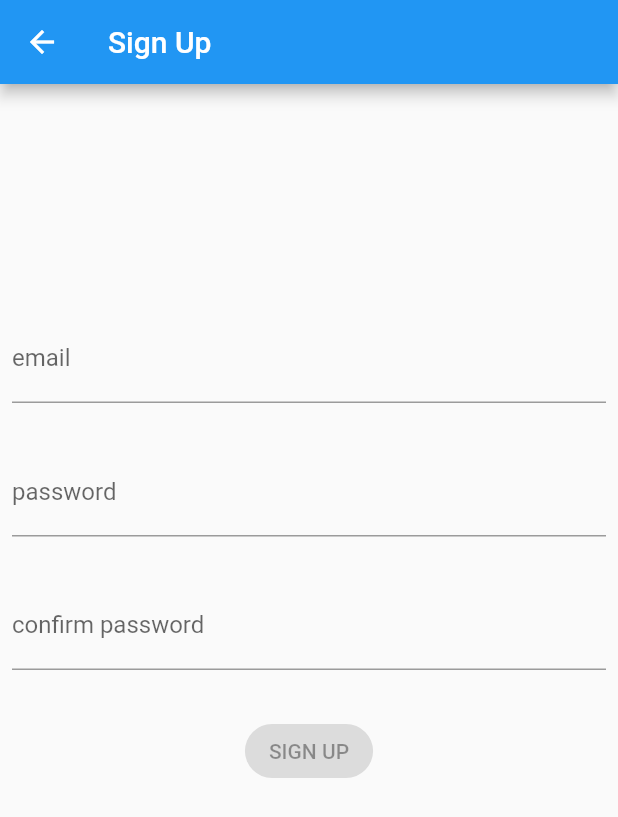
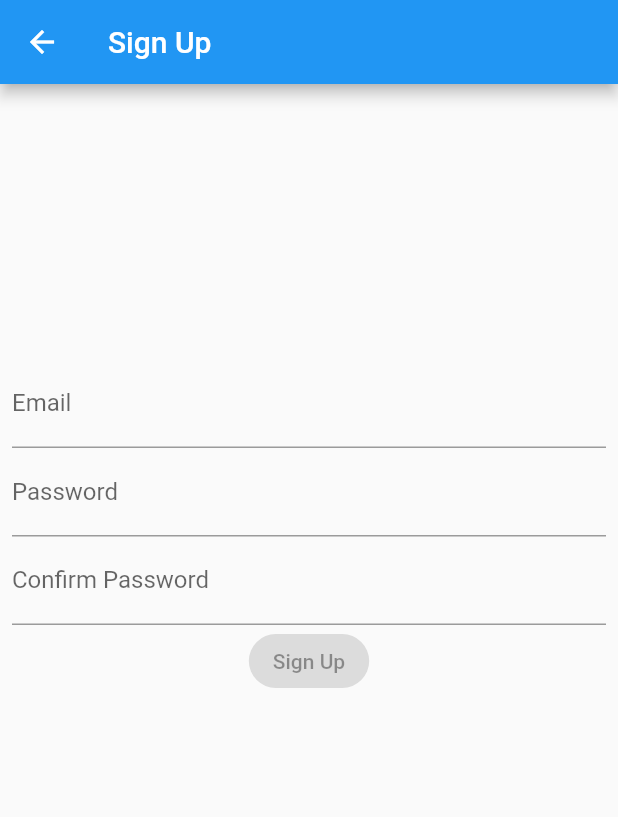
Before and after one commit to PTLam25/Flutter-Auth-App, a Flutter app: the SignUpView screen opened directly, on a phone screen of 412 x 824 dp. Shown: the top 817 px of the screen. Run offline on Flutter 3.47's test engine with Material 2 defaults, Android fonts, the phone set to English and light mode, and no system bars; our stand-ins replace bloc, equatable, firebase_auth, firebase_core, flutter_bloc, flutter_signin_button and 3 more; missing offline and left inert: firebase_auth_web, firebase_core_web, flow_builder, flutter_login_facebook, google_sign_in_web, pedantic and 1 more; accounts and stored records are empty; network calls fail.

Commit message:
little changes

```diff
--- a/lib/app/data/repositories/authentication_repository.dart
+++ b/lib/app/data/repositories/authentication_repository.dart
@@ -98,7 +98,7 @@ class AuthenticationRepository {
           await _firebaseAuth.signInWithCredential(authCredential);
           break;
         case FacebookLoginStatus.cancel:
-          break;
+          throw LogInWithFacebookFailure();
         case FacebookLoginStatus.error:
           throw LogInWithFacebookFailure();
       }
--- a/lib/app/modules/auth/change_password/cubit/change_password_state.dart
+++ b/lib/app/modules/auth/change_password/cubit/change_password_state.dart
@@ -1,6 +1,4 @@
 part of 'change_password_cubit.dart';
-
-enum ConfirmPasswordValidationError { invalid }
 
 class ChangePasswordState extends Equatable {
   const ChangePasswordState({
--- a/lib/app/modules/auth/sign_up/cubit/sign_up_state.dart
+++ b/lib/app/modules/auth/sign_up/cubit/sign_up_state.dart
@@ -1,6 +1,4 @@
 part of 'sign_up_cubit.dart';
-
-enum ConfirmPasswordValidationError { invalid }
 
 class SignUpState extends Equatable {
   const SignUpState({
--- a/lib/app/modules/auth/sign_up/widgets/sign_up_form_widget.dart
+++ b/lib/app/modules/auth/sign_up/widgets/sign_up_form_widget.dart
@@ -25,11 +25,8 @@ class SignUpForm extends StatelessWidget {
           mainAxisSize: MainAxisSize.min,
           children: [
             _EmailInput(),
-            const SizedBox(height: 8.0),
             _PasswordInput(),
-            const SizedBox(height: 8.0),
             _ConfirmPasswordInput(),
-            const SizedBox(height: 8.0),
             _SignUpButton(),
           ],
         ),
@@ -45,12 +42,10 @@ class _EmailInput extends StatelessWidget {
       buildWhen: (previous, current) => previous.email != current.email,
       builder: (context, state) {
         return TextField(
-          key: const Key('signUpForm_emailInput_textField'),
           onChanged: (email) => context.read<SignUpCubit>().emailChanged(email),
           keyboardType: TextInputType.emailAddress,
           decoration: InputDecoration(
-            labelText: 'email',
-            helperText: '',
+            labelText: 'Email',
             errorText: state.email.invalid ? 'invalid email' : null,
           ),
         );
@@ -66,14 +61,12 @@ class _PasswordInput extends StatelessWidget {
       buildWhen: (previous, current) => previous.password != current.password,
       builder: (context, state) {
         return TextField(
-          key: const Key('signUpForm_passwordInput_textField'),
           onChanged: (password) =>
               context.read<SignUpCubit>().passwordChanged(password),
           obscureText: true,
           decoration: InputDecoration(
-            labelText: 'password',
-            helperText: '',
-            errorText: state.password.invalid ? 'invalid password' : null,
+            labelText: 'Password',
+            errorText: state.password.invalid ? 'Invalid password' : null,
           ),
         );
       },
@@ -90,16 +83,14 @@ class _ConfirmPasswordInput extends StatelessWidget {
           previous.confirmedPassword != current.confirmedPassword,
       builder: (context, state) {
         return TextField(
-          key: const Key('signUpForm_confirmedPasswordInput_textField'),
           onChanged: (confirmPassword) => context
               .read<SignUpCubit>()
               .confirmedPasswordChanged(confirmPassword),
           obscureText: true,
           decoration: InputDecoration(
-            labelText: 'confirm password',
-            helperText: '',
+            labelText: 'Confirm Password',
             errorText: state.confirmedPassword.invalid
-                ? 'passwords do not match'
+                ? 'Passwords do not match'
                 : null,
           ),
         );
@@ -117,17 +108,15 @@ class _SignUpButton extends StatelessWidget {
         return state.status.isSubmissionInProgress
             ? const CircularProgressIndicator()
             : ElevatedButton(
-                key: const Key('signUpForm_continue_raisedButton'),
                 style: ElevatedButton.styleFrom(
                   shape: RoundedRectangleBorder(
                     borderRadius: BorderRadius.circular(30.0),
                   ),
-                  primary: Colors.orangeAccent,
                 ),
                 onPressed: state.status.isValidated
                     ? () => context.read<SignUpCubit>().signUpFormSubmitted()
                     : null,
-                child: const Text('SIGN UP'),
+                child: const Text('Sign Up'),
               );
       },
     );
--- a/lib/app/modules/profile/views/profile_view.dart
+++ b/lib/app/modules/profile/views/profile_view.dart
@@ -18,7 +18,6 @@ class ProfileView extends StatelessWidget {
         title: const Text('Profile'),
         actions: <Widget>[
           IconButton(
-            key: const Key('homePage_logout_iconButton'),
             icon: const Icon(Icons.exit_to_app),
             onPressed: () => context.read<AppBloc>().add(AppLogoutRequested()),
           )
@@ -37,7 +36,7 @@ class ProfileView extends StatelessWidget {
               onPressed: () =>
                   Navigator.of(context).push<void>(ChangePasswordView.route()),
               child: Text(
-                'CHANGE PASSWORD',
+                'Change Password',
               ),
             ),
           ],
```
Also changed, not shown: lib/app/modules/auth/change_password/widgets/change_password_form_widget.dart (+7 -14 lines), lib/app/modules/auth/login/widgets/login_form_widget.dart (+14 -14 lines), lib/app/modules/auth/reset_password/widgets/reset_password_form_widget.dart (+3 -6 lines).
